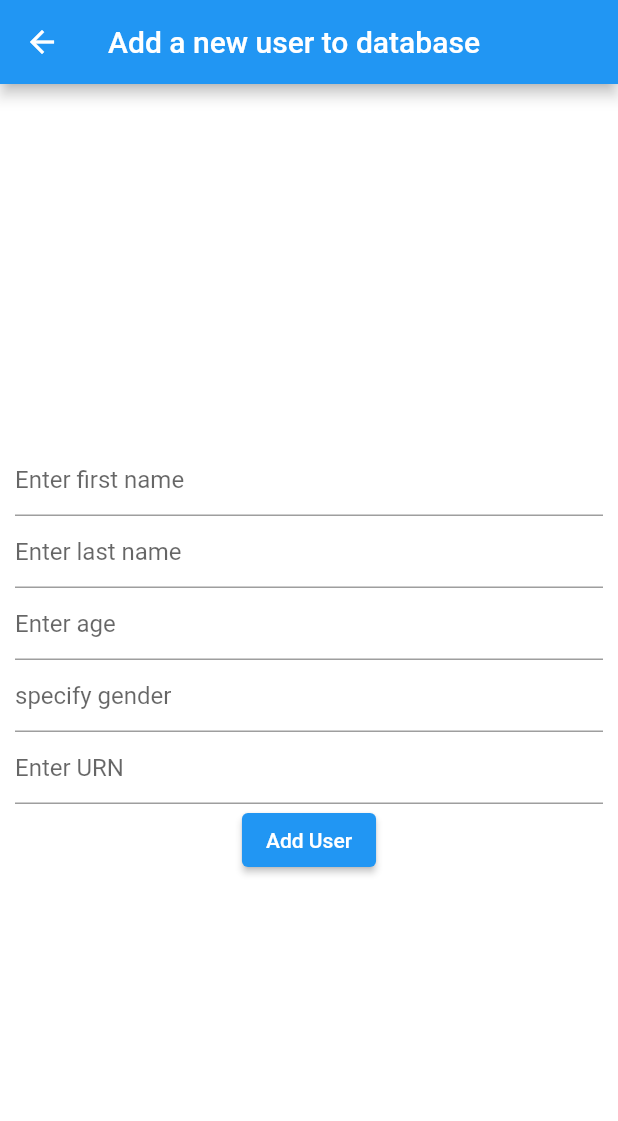
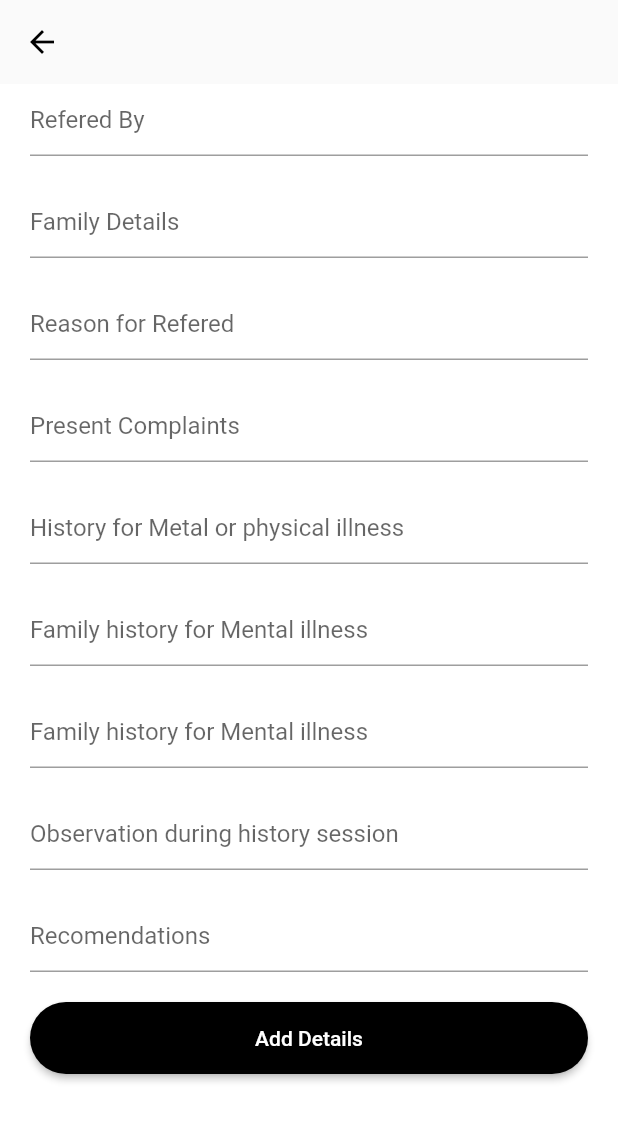
Before and after one commit to Hemant-Lohar/counselling-cell-app, a Flutter app: the AddUser screen opened directly, on a phone screen of 412 x 824 dp. Shown: the top 1121 px of the screen. Run offline on Flutter 3.47's test engine with Material 2 defaults, Android fonts, the light colour scheme and no system bars; our stand-ins replace cloud_firestore, firebase_auth, firebase_core, fluttertoast, form_field_validator, im_stepper; accounts and stored records are empty.

Commit message:
User list updated.

```diff
--- a/lib/screens/counsellor/addUser.dart
+++ b/lib/screens/counsellor/addUser.dart
@@ -1,12 +1,14 @@
 import 'package:flutter/material.dart';
 import 'package:cloud_firestore/cloud_firestore.dart';
 import 'package:fluttertoast/fluttertoast.dart';
+
 class AddUser extends StatefulWidget {
   const AddUser({Key? key}) : super(key: key);
 
   @override
   State<AddUser> createState() => _AddUserState();
 }
+
 TextEditingController _fnameController = TextEditingController();
 TextEditingController _lnameController = TextEditingController();
 TextEditingController _ageController = TextEditingController();
@@ -19,94 +21,139 @@ class _AddUserState extends State<AddUser> {
     return Scaffold(
       resizeToAvoidBottomInset: false,
       appBar: AppBar(
-        title: const Text("Add a new user to database"),
-        backgroundColor: Colors.blue,
+        leading: const BackButton(color: Colors.black),
+        backgroundColor: Colors.transparent,
+        elevation: 0,
       ),
       body: Container(
-        padding: const EdgeInsets.all(10),
-        height: MediaQuery.of(context).size.height,
-        width: MediaQuery.of(context).size.width,
+        padding: const EdgeInsets.symmetric(horizontal: 20),
         color: Colors.white,
-        child: Column(
-          mainAxisAlignment: MainAxisAlignment.center,
-          children:[
-            TextField(
-              decoration: const InputDecoration(
-                hintText: "Enter first name"
-              ),
-              controller: _fnameController,
+        child: ListView(
+          children: [
+            const TextField(
+              decoration: InputDecoration(hintText: "Refered By"),
+              maxLines: null,
             ),
-            TextField(
-              decoration: const InputDecoration(
-                  hintText: "Enter last name"
-              ),
-              controller: _lnameController,
+            const SizedBox(
+              height: 20,
             ),
-            TextField(
-              keyboardType: TextInputType.number,
-              decoration: const InputDecoration(
-                  hintText: "Enter age"
-              ),
-              controller: _ageController,
+            const TextField(
+              decoration: InputDecoration(hintText: "Family Details"),
+              maxLines: null,
             ),
-            TextField(
-              decoration: const InputDecoration(
-                  hintText: "specify gender"
-              ),
-              controller: _genderController,
+            const SizedBox(
+              height: 20,
             ),
-            TextField(
-              keyboardType: TextInputType.number,
-              decoration: const InputDecoration(
-                  hintText: "Enter URN"
-              ),
-              controller: _urnController,
+            const TextField(
+              decoration: InputDecoration(hintText: "Reason for Refered"),
+              maxLines: null,
             ),
-            ElevatedButton(onPressed: (){
-              final fname=_fnameController.text.toString();
-              final lname = _lnameController.text.toString();
-              final int age= int.parse(_ageController.text.toString());
-              final gender = _genderController.text.toString();
-              final int urn= int.parse(_urnController.text.toString());
-              if(validate() ){
-                addtofirebase(fname, lname, age, gender,urn);
-                _fnameController.text="";
-                _lnameController.text="";
-                _ageController.text="";
-                _genderController.text="";
-                _urnController.text="";
-                Navigator.pop(context);
-              }
-
-
-            }, child: const Text("Add User"))
+            const SizedBox(
+              height: 20,
+            ),
+            const TextField(
+              decoration: InputDecoration(hintText: "Present Complaints"),
+              maxLines: null,
+            ),
+            const SizedBox(
+              height: 20,
+            ),
+            const TextField(
+              decoration: InputDecoration(
+                  hintText: "History for Metal or physical illness"),
+              maxLines: null,
+            ),
+            const SizedBox(
+              height: 20,
+            ),
+            const TextField(
+              decoration: InputDecoration(
+                  hintText: "Family history for Mental illness"),
+              maxLines: null,
+            ),
+            const SizedBox(
+              height: 20,
+            ),
+            const TextField(
+              decoration: InputDecoration(
+                  hintText: "Family history for Mental illness"),
+              maxLines: null,
+            ),
+            const SizedBox(
+              height: 20,
+            ),
+            const TextField(
+              decoration: InputDecoration(
+                  hintText: "Observation during history session"),
+              maxLines: null,
+            ),
+            const SizedBox(
+              height: 20,
+            ),
+            const TextField(
+              decoration: InputDecoration(hintText: "Recomendations"),
+              maxLines: null,
+            ),
+            const SizedBox(
+              height: 20,
+            ),
+            ElevatedButton(
+                onPressed: () {
+                  // if (validate()) {
+                  //   addtofirebase(fname, lname, age, gender, urn);
+                  //   _fnameController.text = "";
+                  //   _lnameController.text = "";
+                  //   _ageController.text = "";
+                  //   _genderController.text = "";
+                  //   _urnController.text = "";
+                  //   Navigator.pop(context);
+                  // }
+                },
+                style: ElevatedButton.styleFrom(
+                  backgroundColor: Colors.black,
+                  padding:
+                      const EdgeInsets.symmetric(horizontal: 40, vertical: 16),
+                  shape: const StadiumBorder(),
+                ),
+                child: const Text("Add Details"))
           ],
         ),
       ),
     );
   }
-  addtofirebase(String fname,String lname,int age,String gender, int urn) async {
-    await FirebaseFirestore.instance.collection('users').doc(urn.toString()).set({"fname":fname,"lname":lname,"age":age,"gender":gender,"urn":urn});
+
+  addtofirebase(
+      String fname, String lname, int age, String gender, int urn) async {
+    await FirebaseFirestore.instance
+        .collection('users')
+        .doc(urn.toString())
+        .set({
+      "fname": fname,
+      "lname": lname,
+      "age": age,
+      "gender": gender,
+      "urn": urn
+    });
   }
 
   bool validate() {
-    if(_fnameController.text.isEmpty){
+    if (_fnameController.text.isEmpty) {
       Fluttertoast.showToast(msg: "First name cannot be empty");
       return false;
     }
-    if(_lnameController.text.isEmpty){
+    if (_lnameController.text.isEmpty) {
       Fluttertoast.showToast(msg: "Last name cannot be empty");
       return false;
     }
-    if(_ageController.text.isEmpty){
+    if (_ageController.text.isEmpty) {
       Fluttertoast.showToast(msg: "Invalid age");
       return false;
     }
-    if(_genderController.text.isEmpty){
+    if (_genderController.text.isEmpty) {
       Fluttertoast.showToast(msg: "Invalid Gender");
       return false;
     }
-    if(_urnController.text.isEmpty){
+    if (_urnController.text.isEmpty) {
       Fluttertoast.showToast(msg: "Invalid URN");
       return false;
     }
--- a/lib/screens/counsellor/counsellorProfilePage.dart
+++ b/lib/screens/counsellor/counsellorProfilePage.dart
@@ -28,7 +28,7 @@ class _CounsellorProfileState extends State<CounsellorProfile> {
               children: [
                 const Center(
                   child: CircleAvatar(
-                    backgroundColor: Colors.black,
+                    backgroundColor: Colors.black26,
                     radius: 60,
                   ),
                 ),
@@ -38,21 +38,12 @@ class _CounsellorProfileState extends State<CounsellorProfile> {
                     mainAxisAlignment: MainAxisAlignment.center,
                     crossAxisAlignment: CrossAxisAlignment.center,
                     children: [
-                      Text('Name: $name',
+                      Text('Email: $name',
                           style: const TextStyle(
                               fontWeight: FontWeight.bold,
                               color: Colors.black,
                               fontSize: 16)),
-                      Text('Name: $name',
-                          style: const TextStyle(
-                              fontWeight: FontWeight.bold,
-                              color: Colors.black,
-                              fontSize: 16)),
-                      Text('Name: $name',
-                          style: const TextStyle(
-                              fontWeight: FontWeight.bold,
-                              color: Colors.black,
-                              fontSize: 16)),
+
                       const SizedBox(
                         height: 40,
                       ),
--- /dev/null
+++ b/lib/screens/counsellor/session.dart
@@ -0,0 +1,17 @@
+import 'package:flutter/material.dart';
+import 'package:flutter/src/widgets/container.dart';
+import 'package:flutter/src/widgets/framework.dart';
+
+class Session extends StatefulWidget {
+  const Session({super.key});
+
+  @override
+  State<Session> createState() => _SessionState();
+}
+
+class _SessionState extends State<Session> {
+  @override
+  Widget build(BuildContext context) {
+    return const Center(child: Text("Session Details"));
+  }
+}
```
Also changed, not shown: lib/screens/counsellor/CdataClass.dart (deleted, +0 -12 lines), lib/screens/counsellor/counsellorPage.dart (+19 -12 lines), lib/screens/counsellor/userList.dart (+69 -11 lines), lib/screens/counsellor/viewUser.dart (added, +75 -0 lines).
